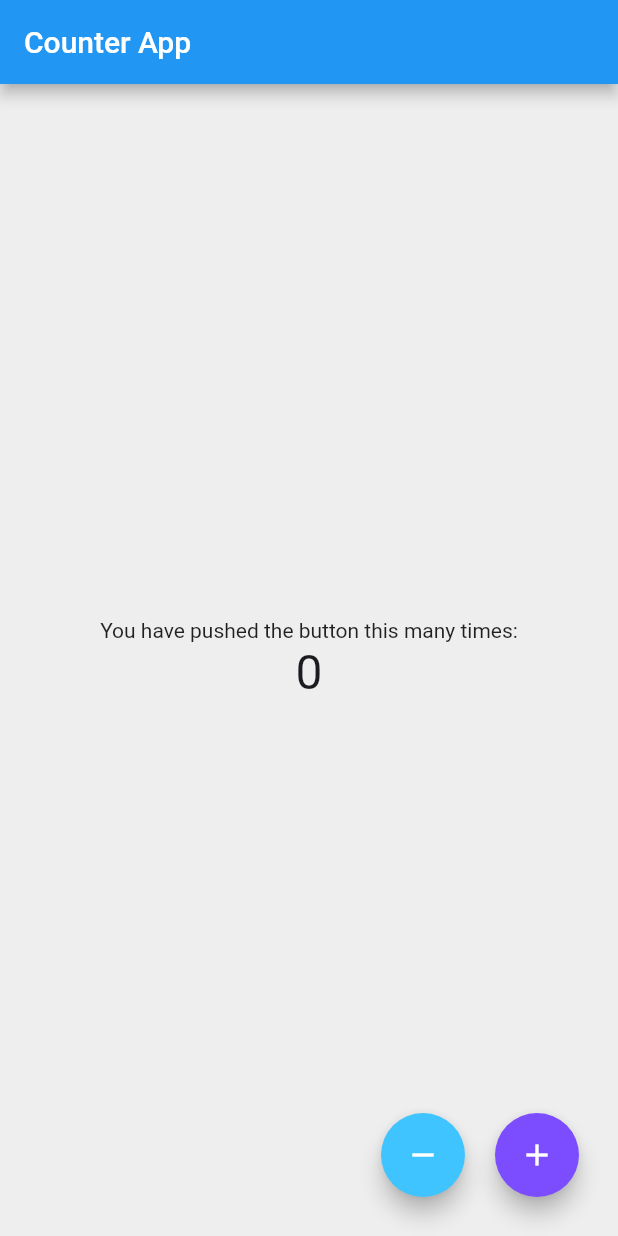
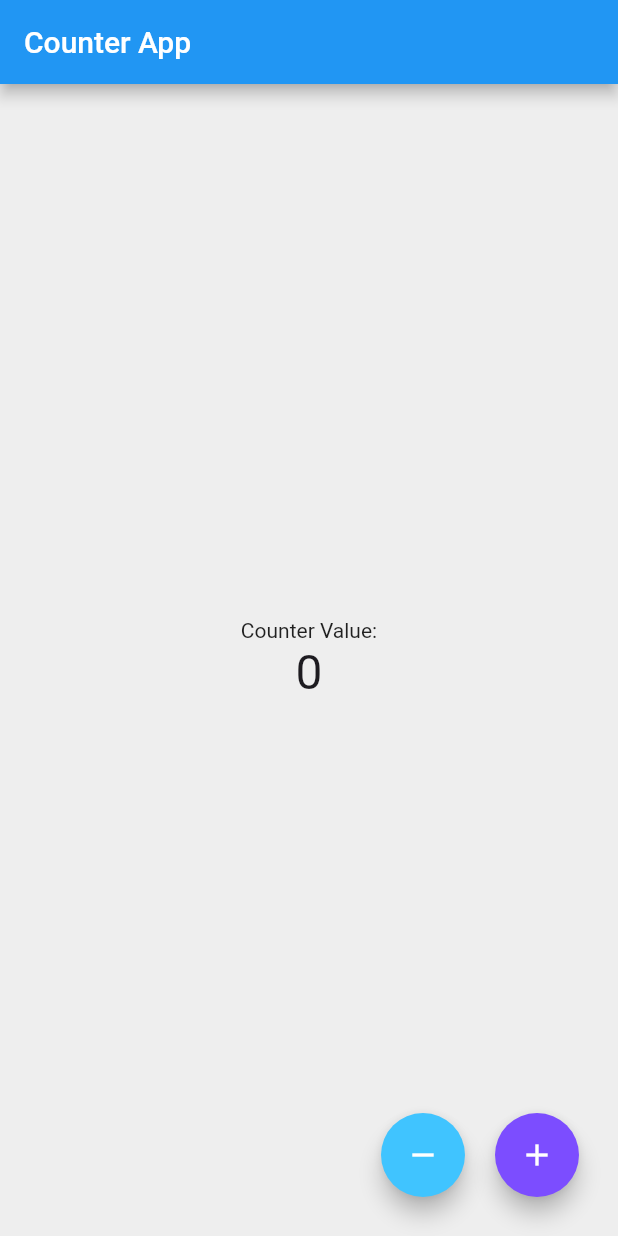
Before and after one commit to hsr-22/22B3942_IntroToAppDev, a Flutter app: the screen it shows after launch, on a phone screen of 412 x 824 dp. Run offline on Flutter 3.47's test engine with Material 2 defaults, Android fonts, the phone set to English and light mode, and no system bars.

Commit message:
Changed main.dart

```diff
--- a/Assignment 1/lib/main.dart
+++ b/Assignment 1/lib/main.dart
@@ -97,7 +97,7 @@ class _MyHomePageState extends State<MyHomePage> {
                   child: Column(
                 mainAxisAlignment: MainAxisAlignment.center,
                 children: <Widget>[
-                  const Text("You have pushed the button this many times:"),
+                  const Text("Counter Value:"),
                   Text(
                     '$_counter',
                     style: Theme.of(context).textTheme.headlineLarge,
```
